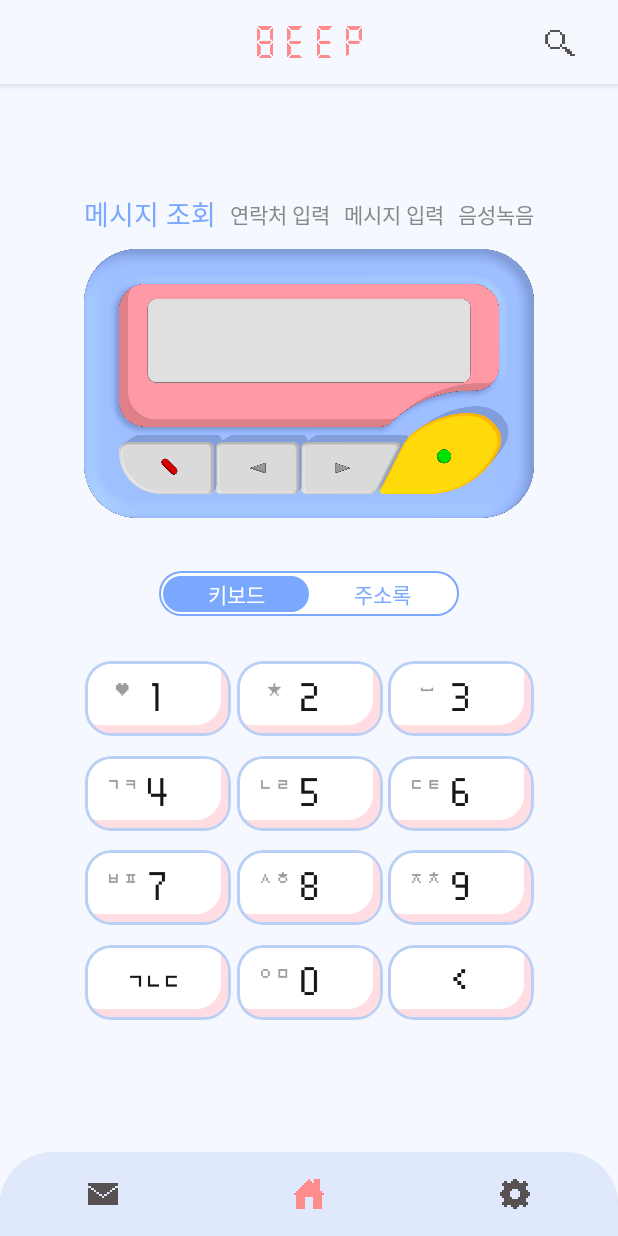
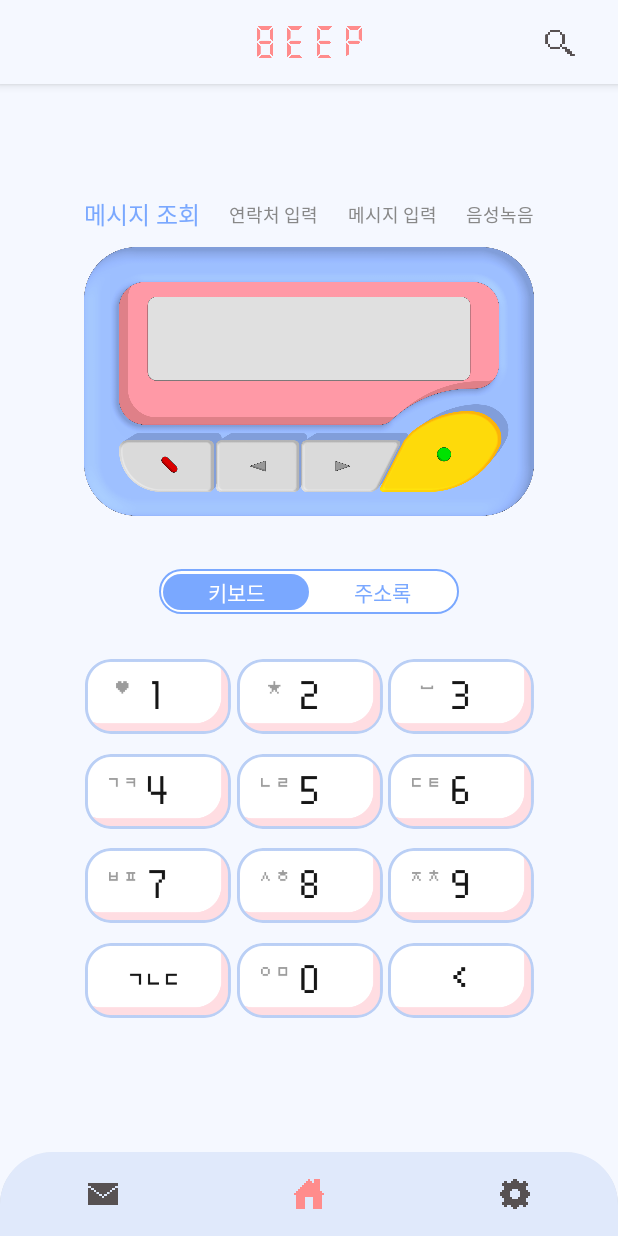
Before and after one commit to SSAFY-BEEP/BEEP, an Android app built with Jetpack Compose: the BeepApp screen opened through its navigation route, on a phone screen of 412 x 824 dp. Run offline under Robolectric (Android 15) with nearby library versions, the phone set to English and light mode, and no system bars; our stand-ins replace Dagger/Hilt's generated code; Roboto replaces fonts that are not available here.

Commit message:
:lipstick: FE_현재 단계 글씨 크기 조정

```diff
--- a/Frontend/Beep/app/src/main/java/com/example/beep/ui/home/HomeScreen.kt
+++ b/Frontend/Beep/app/src/main/java/com/example/beep/ui/home/HomeScreen.kt
@@ -50,20 +50,27 @@ fun HomeScreen(
     val vibrationPermissionState = rememberPermissionState(
         Manifest.permission.VIBRATE
     )
+    val smallTxt = 12
+    val largeTxt = 16
 
-    var viewMsgTxtSize = 14
-    var addressTxtSize = 14
-    var typeMsgTxtSize = 14
-    var recordTxtSize = 14
+    var viewMsgTxtSize = smallTxt
+    var addressTxtSize = smallTxt
+    var typeMsgTxtSize = smallTxt
+    var recordTxtSize = smallTxt
 
-    if (homeViewModel.currentPage == "ReceivedMsg") {
-        viewMsgTxtSize = 18
-    } else if (homeViewModel.currentPage == "PutAddress") {
-        addressTxtSize = 18
-    } else if (homeViewModel.currentPage == "PutMsg") {
-        typeMsgTxtSize = 18
-    } else {
-        recordTxtSize = 18
+    when (homeViewModel.currentPage) {
+        "ReceivedMsg" -> {
+            viewMsgTxtSize = largeTxt
+        }
+        "PutAddress" -> {
+            addressTxtSize = largeTxt
+        }
+        "PutMsg" -> {
+            typeMsgTxtSize = largeTxt
+        }
+        else -> {
+            recordTxtSize = largeTxt
+        }
     }
 
     val context = LocalContext.current
@@ -104,7 +111,7 @@ fun HomeScreen(
                     modifier = Modifier
                     ,
                     fontSize = viewMsgTxtSize.sp,
-                    color = if(viewMsgTxtSize == 18) {
+                    color = if(viewMsgTxtSize == largeTxt) {
                         BLUE500
                     } else {
                         Color.Gray
@@ -115,7 +122,7 @@ fun HomeScreen(
                     modifier = Modifier
                     ,
                     fontSize = addressTxtSize.sp,
-                    color = if(addressTxtSize == 18) {
+                    color = if(addressTxtSize == largeTxt) {
                         BLUE500
                     } else {
                         Color.Gray
@@ -126,7 +133,7 @@ fun HomeScreen(
                     modifier = Modifier
                     ,
                     fontSize = typeMsgTxtSize.sp,
-                    color = if(typeMsgTxtSize == 18) {
+                    color = if(typeMsgTxtSize == largeTxt) {
                         BLUE500
                     } else {
                         Color.Gray
@@ -137,7 +144,7 @@ fun HomeScreen(
                     modifier = Modifier
                     ,
                     fontSize = recordTxtSize.sp,
-                    color = if(recordTxtSize == 18) {
+                    color = if(recordTxtSize == largeTxt) {
                         BLUE500
                     } else {
                         Color.Gray
```
